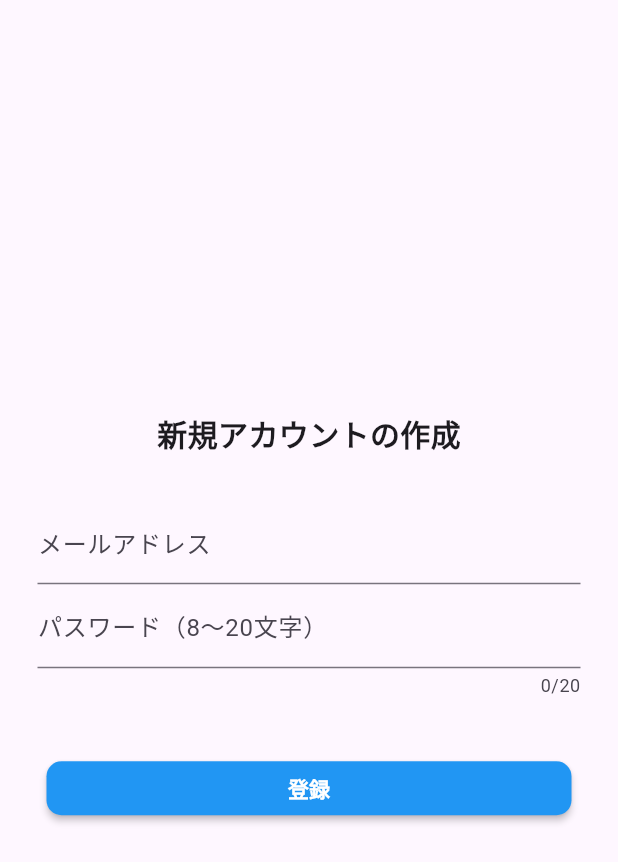
After one commit to hiroshu-diary/thanxtory, a Flutter app: the Login screen opened directly, after a tap on "ログイン", after a tap on "アカウントを作成する", on a phone screen of 412 x 824 dp. The commit adds this screen. Shown: the top 862 px of the screen. Run offline on Flutter 3.47's test engine with Material 2 defaults, Android fonts, the phone set to English and light mode, and no system bars; our stand-ins replace anim_search_bar, firebase_auth, firebase_core, font_awesome_flutter, like_button, line_icons and 2 more; accounts and stored records are empty; generated files the repository leaves out were written again; network calls fail.

Commit message:
mailログイン、途中

```diff
--- /dev/null
+++ b/lib/pages/login/auth_error.dart
@@ -0,0 +1,43 @@
+// Firebase Authentication利用時の日本語エラーメッセージ
+class AuthenticationError {
+  // ログイン時の日本語エラーメッセージ
+  loginErrorMsg(String errorCode) {
+    String errorMsg;
+
+    if (errorCode == 'ERROR_INVALID_EMAIL') {
+      errorMsg = '有効なメールアドレスを入力してください。';
+    } else if (errorCode == 'ERROR_USER_NOT_FOUND') {
+      // 入力されたメールアドレスが登録されていない場合
+      errorMsg = 'メールアドレスかパスワードが間違っています。';
+    } else if (errorCode == 'ERROR_WRONG_PASSWORD') {
+      // 入力されたパスワードが間違っている場合
+      errorMsg = 'メールアドレスかパスワードが間違っています。';
+    } else if (errorCode == 'error') {
+      // メールアドレスかパスワードがEmpty or Nullの場合
+      errorMsg = 'メールアドレスとパスワードを入力してください。';
+    } else {
+      errorMsg = errorCode;
+    }
+
+    return errorMsg;
+  }
+
+  // アカウント登録時の日本語エラーメッセージ
+  registerErrorMsg(String errorCode) {
+    String errorMsg;
+
+    if (errorCode == 'ERROR_INVALID_EMAIL') {
+      errorMsg = '有効なメールアドレスを入力してください。';
+    } else if (errorCode == 'ERROR_EMAIL_ALREADY_IN_USE') {
+      // メールアドレスかパスワードがEmpty or Nullの場合
+      errorMsg = '既に登録済みのメールアドレスです。';
+    } else if (errorCode == 'error') {
+      // メールアドレスかパスワードがEmpty or Nullの場合
+      errorMsg = 'メールアドレスとパスワードを入力してください。';
+    } else {
+      errorMsg = errorCode;
+    }
+
+    return errorMsg;
+  }
+}
--- /dev/null
+++ b/lib/pages/login/login_page.dart
@@ -0,0 +1,168 @@
+import 'package:flutter/material.dart';
+import 'package:firebase_auth/firebase_auth.dart';
+import 'package:thanxtory/pages/login/auth_error.dart';
+import 'package:thanxtory/pages/login/email_checker.dart';
+import 'package:thanxtory/pages/login/registraion_page.dart';
+
+class Login extends StatefulWidget {
+  @override
+  _Login createState() => _Login();
+}
+
+class _Login extends State<Login> {
+  // Firebase 認証
+  final _auth = FirebaseAuth.instance;
+  late UserCredential _result;
+  late User _user;
+
+  String _mail = ""; // 入力されたメールアドレス
+  String _password = ""; // 入力されたパスワード
+  String _infoText = ""; // ログインに関する情報を表示
+
+  // エラーメッセージを日本語化するためのクラス
+  final authError = AuthenticationError();
+
+  @override
+  Widget build(BuildContext context) {
+    return Scaffold(
+      body: Center(
+        child: Column(
+          mainAxisSize: MainAxisSize.min,
+          children: <Widget>[
+            // メールアドレスの入力フォーム
+            Padding(
+                padding: const EdgeInsets.fromLTRB(25.0, 0, 25.0, 0),
+                child: TextFormField(
+                  decoration: const InputDecoration(labelText: "メールアドレス"),
+                  onChanged: (String value) {
+                    _mail = value;
+                  },
+                )),
+
+            // パスワードの入力フォーム
+            Padding(
+              padding: const EdgeInsets.fromLTRB(25.0, 0, 25.0, 10.0),
+              child: TextFormField(
+                decoration: const InputDecoration(labelText: "パスワード（8～20文字）"),
+                obscureText: true, // パスワードが見えないようRにする
+                maxLength: 20, // 入力可能な文字数
+                maxLengthEnforced: false, // 入力可能な文字数の制限を超える場合の挙動の制御
+                onChanged: (String value) {
+                  _password = value;
+                },
+              ),
+            ),
+
+            // ログイン失敗時のエラーメッセージ
+            Padding(
+              padding: const EdgeInsets.fromLTRB(20.0, 0, 20.0, 5.0),
+              child: Text(
+                _infoText,
+                style: const TextStyle(color: Colors.red),
+              ),
+            ),
+
+            // ログインボタンの配置
+            ButtonTheme(
+              minWidth: 350.0,
+              // height: 100.0,
+              child: RaisedButton(
+                // ボタンの形状
+                shape: RoundedRectangleBorder(
+                  borderRadius: BorderRadius.circular(10),
+                ),
+
+                onPressed: () async {
+                  try {
+                    // メール/パスワードでログイン
+                    _result = await _auth.signInWithEmailAndPassword(
+                      email: _mail,
+                      password: _password,
+                    );
+
+                    // ログイン成功
+                    _user = _result.user!; // ログインユーザーのIDを取得
+
+                    // Email確認が済んでいる場合のみHome画面へ
+                    if (_user.emailVerified) {
+                      Navigator.push(context, MaterialPageRoute(
+                        builder: (context) {
+                          return Container();
+                          // Home(user_id: _user.uid, auth: _auth)
+                        },
+                      ));
+                    } else {
+                      Navigator.push(
+                        context,
+                        MaterialPageRoute(
+                          builder: (context) {
+                            return EmailCheck(
+                              email: _mail,
+                              password: _password,
+                              from: 2,
+                            );
+                          },
+                        ),
+                      );
+                    }
+                  } catch (e) {
+                    // ログインに失敗した場合
+                    setState(() {
+                      _infoText = authError.loginErrorMsg(e.toString());
+                    });
+                  }
+                },
+
+                // ボタン内の文字や書式
+                child: const Text(
+                  'ログイン',
+                  style: TextStyle(fontWeight: FontWeight.bold),
+                ),
+                textColor: Colors.white,
+                color: Colors.blue,
+              ),
+            ),
+
+            // ログイン失敗時のエラーメッセージ
+            TextButton(
+              child: const Text('上記メールアドレスにパスワード再設定メールを送信'),
+              onPressed: () => _auth.sendPasswordResetEmail(email: _mail),
+            ),
+          ],
+        ),
+      ),
+
+      // 画面下にアカウント作成画面への遷移ボタンを配置
+      bottomNavigationBar:
+          Column(mainAxisSize: MainAxisSize.min, children: <Widget>[
+        Padding(
+          padding: const EdgeInsets.all(8.0),
+          child: ButtonTheme(
+            minWidth: 350.0,
+            // height: 100.0,
+            child: RaisedButton(
+                child: const Text(
+                  'アカウントを作成する',
+                  style: TextStyle(fontWeight: FontWeight.bold),
+                ),
+                textColor: Colors.blue,
+                color: Colors.blue[50],
+                shape: RoundedRectangleBorder(
+                  borderRadius: BorderRadius.circular(10),
+                ),
+
+                // ボタンクリック後にアカウント作成用の画面の遷移する。
+                onPressed: () {
+                  Navigator.of(context).push(
+                    MaterialPageRoute(
+                      fullscreenDialog: true,
+                      builder: (BuildContext context) => const Registration(),
+                    ),
+                  );
+                }),
+          ),
+        ),
+      ]),
+    );
+  }
+}
--- /dev/null
+++ b/lib/pages/login/registraion_page.dart
@@ -0,0 +1,134 @@
+import 'package:flutter/material.dart';
+import 'package:firebase_auth/firebase_auth.dart';
+import 'package:thanxtory/pages/login/auth_error.dart';
+import 'package:thanxtory/pages/login/email_checker.dart';
+
+// アカウント登録ページ
+class Registration extends StatefulWidget {
+  const Registration({Key? key}) : super(key: key);
+
+  @override
+  _RegistrationState createState() => _RegistrationState();
+}
+
+class _RegistrationState extends State<Registration> {
+  // Firebase Authenticationを利用するためのインスタンス
+  final _auth = FirebaseAuth.instance;
+  late UserCredential _result;
+  late User _user;
+
+  String _mail = ""; // 入力されたメールアドレス
+  String _password = ""; // 入力されたパスワード
+  String _infoText = ""; // 登録に関する情報を表示
+  bool _isActivePassword = false; // パスワードが有効な文字数を満たしているかどうか
+
+  // エラーメッセージを日本語化するためのクラス
+  final authError = AuthenticationError();
+
+  @override
+  Widget build(BuildContext context) {
+    return Scaffold(
+      body: Center(
+        child: Column(
+          mainAxisSize: MainAxisSize.min,
+          children: <Widget>[
+            const Padding(
+              padding: EdgeInsets.fromLTRB(25.0, 0, 25.0, 30.0),
+              child: Text(
+                '新規アカウントの作成',
+                style: TextStyle(fontSize: 20, fontWeight: FontWeight.bold),
+              ),
+            ),
+
+            // メールアドレスの入力フォーム
+            Padding(
+                padding: const EdgeInsets.fromLTRB(25.0, 0, 25.0, 0),
+                child: TextFormField(
+                  decoration: const InputDecoration(labelText: "メールアドレス"),
+                  onChanged: (String value) {
+                    _mail = value;
+                  },
+                )),
+
+            // パスワードの入力フォーム
+            Padding(
+              padding: const EdgeInsets.fromLTRB(25.0, 0, 25.0, 10.0),
+              child: TextFormField(
+                  decoration: const InputDecoration(labelText: "パスワード（8～20文字）"),
+                  obscureText: true, // パスワードが見えないようRにする
+                  maxLength: 20, // 入力可能な文字数
+                  maxLengthEnforced: false, // 入力可能な文字数の制限を超える場合の挙動の制御
+                  onChanged: (String value) {
+                    if (value.length >= 8) {
+                      _password = value;
+                      _isActivePassword = true;
+                    } else {
+                      _isActivePassword = false;
+                    }
+                  }),
+            ),
+
+            // 登録失敗時のエラーメッセージ
+            Padding(
+              padding: const EdgeInsets.fromLTRB(20.0, 0, 20.0, 5.0),
+              child: Text(
+                _infoText,
+                style: const TextStyle(color: Colors.red),
+              ),
+            ),
+
+            // アカウント作成のボタン配置
+            ButtonTheme(
+              minWidth: 350.0,
+              // height: 100.0,
+              child: RaisedButton(
+                child: const Text(
+                  '登録',
+                  style: TextStyle(fontWeight: FontWeight.bold),
+                ),
+                textColor: Colors.white,
+                color: Colors.blue,
+                shape: RoundedRectangleBorder(
+                  borderRadius: BorderRadius.circular(10),
+                ),
+                onPressed: () async {
+                  if (_isActivePassword) {
+                    try {
+                      // メール/パスワードでユーザー登録
+                      _result = await _auth.createUserWithEmailAndPassword(
+                        email: _mail,
+                        password: _password,
+                      );
+
+                      // 登録成功
+                      _user = _result.user!; // 登録したユーザー情報
+                      _user.sendEmailVerification(); // Email確認のメールを送信
+                      Navigator.push(context, MaterialPageRoute(
+                        builder: (context) {
+                          return EmailCheck(
+                            email: _mail,
+                            password: _password,
+                            from: 1,
+                          );
+                        },
+                      ));
+                    } catch (e) {
+                      // 登録に失敗した場合
+                      setState(() {
+                        _infoText = authError.registerErrorMsg(e.toString());
+                      });
+                    }
+                  } else {
+                    setState(() {
+                      _infoText = 'パスワードは8文字以上です。';
+                    });
+                  }
+                },
+              ),
+            ),
+          ],
+        ),
+      ),
+    );
+  }
+}
```
Also changed, not shown: lib/main.dart (+0 -14 lines), lib/pages/login/email_checker.dart (added, +144 -0 lines).
